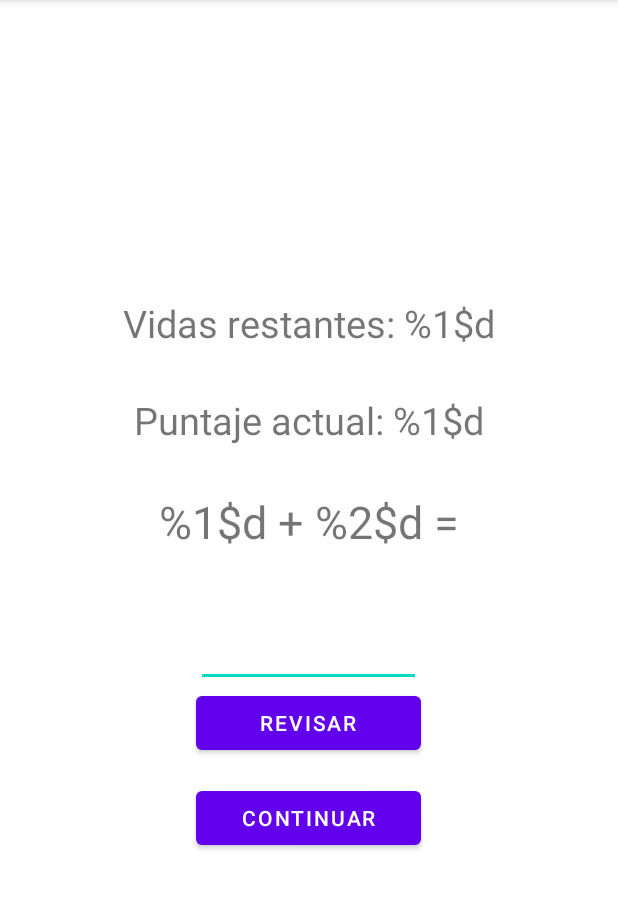
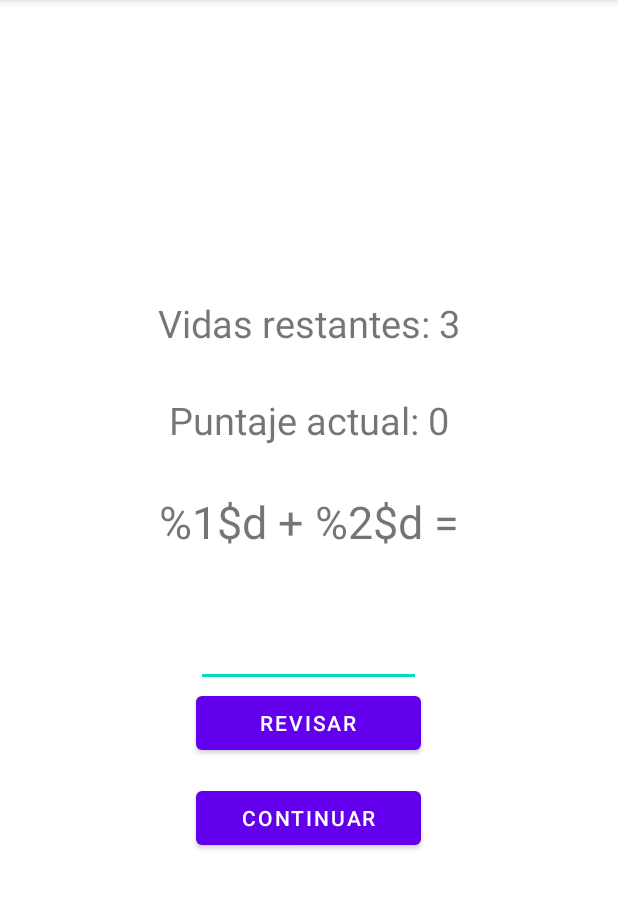
Before and after one commit to Diego-Vasquez/FInalDesarrolloEnDispositivosMoviles, an Android app: the GameActivity screen opened directly, with no data from a screen before it, on a phone screen of 412 x 824 dp, the part 84-993 px from its top. Run offline under Robolectric (Android 15) with nearby library versions, the phone set to English and light mode, and no system bars.

Commit message:
3rd commit

```diff
--- a/app/src/main/java/com/example/practicacalificadan05/GameActivity.java
+++ b/app/src/main/java/com/example/practicacalificadan05/GameActivity.java
@@ -2,13 +2,79 @@ package com.example.practicacalificadan05;
 
 import androidx.appcompat.app.AppCompatActivity;
 
+import android.content.res.Resources;
 import android.os.Bundle;
+import android.widget.Button;
+import android.widget.TextView;
+
+import java.util.Objects;
 
 public class GameActivity extends AppCompatActivity {
+
+    Operation operation;
+
+    TextView operation_view;
+    String operation_string;
+
+    Button checkerButton;
+    Button continueButton;
+    int correct_answer;
+
+    TextView score_view;
+    int score;
+
+    TextView attempts_view;
+    int lifes;
 
     @Override
     protected void onCreate(Bundle savedInstanceState) {
         super.onCreate(savedInstanceState);
         setContentView(R.layout.activity_game);
+
+        score = 0;
+        lifes = 3;
+
+        operation_view = findViewById(R.id.text_operation);
+        score_view = findViewById(R.id.text_score);
+        attempts_view = findViewById(R.id.text_attempts);
+
+        checkerButton = findViewById(R.id.checker_button);
+        continueButton = findViewById(R.id.continue_button);
+
+        operation_string = getIntent().getStringExtra("OPERATION");
+        operation = new Operation(operation_string);
+
+
+
+        computeOperation();
+        setScoreInDisplay();
+        setAttemptsInDisplay();
+
+
+    }
+
+    public int random() {
+        return (int) (Math.random() * 90 + 11);
+    }
+
+    public void computeOperation() {
+        int a = random();
+        int b = random();
+
+        Resources res = getResources();
+        correct_answer = operation.compute(a, b);
+        if (Objects.equals(operation_string, "+")) operation_view.setText(String.format(res.getString(R.string.plus_operation), a, b));
+        if (Objects.equals(operation_string, "-")) operation_view.setText(String.format(res.getString(R.string.subst_operation), a, b));
+        if (Objects.equals(operation_string, "x")) operation_view.setText(String.format(res.getString(R.string.mult_operation), a, b));
+    }
+
+    public void setScoreInDisplay(){
+        Resources res = getResources();
+        score_view.setText(String.format(res.getString(R.string.score_text), score));
+    }
+
+    public void setAttemptsInDisplay(){
+        Resources res = getResources();
+        attempts_view.setText(String.format(res.getString(R.string.attempts_text), lifes));
     }
 }
--- /dev/null
+++ b/app/src/main/java/com/example/practicacalificadan05/Operation.java
@@ -0,0 +1,31 @@
+package com.example.practicacalificadan05;
+
+import java.util.Objects;
+
+public class Operation {
+
+    private String operation;
+
+    Operation(String operation) {
+        this.operation = operation;
+    }
+
+    public int compute(int a, int b) {
+        if (Objects.equals(operation, "+")) return plus(a, b);
+        if (Objects.equals(operation, "-")) return subs(a, b);
+        if (Objects.equals(operation, "x")) return mult(a, b);
+        return -1;
+    }
+
+    private int plus(int a, int b) {
+        return a + b;
+    }
+
+    private int subs(int a, int b) {
+        return a - b;
+    }
+
+    private int mult(int a, int b) {
+        return a * b;
+    }
+}
--- a/app/src/main/res/layout/activity_game.xml
+++ b/app/src/main/res/layout/activity_game.xml
@@ -13,7 +13,7 @@
         android:layout_height="wrap_content"
         android:layout_marginBottom="30dp"
         android:textSize="25dp"
-        android:text="Vidas restantes: %1$d"/>
+        android:text="@string/attempts_text"/>
 
     <TextView
         android:id="@+id/text_score"
@@ -21,7 +21,7 @@
         android:layout_height="wrap_content"
         android:layout_marginBottom="30dp"
         android:textSize="25dp"
-        android:text="Puntaje actual: %1$d"/>
+        android:text="@string/score_text"/>
 
     <TextView
         android:id="@+id/text_operation"
--- a/app/src/main/res/values/strings.xml
+++ b/app/src/main/res/values/strings.xml
@@ -13,5 +13,8 @@
     <string name="subst_operation">%1$d - %2$d =</string>
     <string name="mult_operation">%1$d x %2$d =</string>
 
+    <string name="attempts_text">Vidas restantes: %1$d</string>
+    <string name="score_text">Puntaje actual: %1$d</string>
+
 
 </resources>
```
Also changed, not shown: app/src/main/java/com/example/practicacalificadan05/MainActivity.java (+31 -0 lines).
